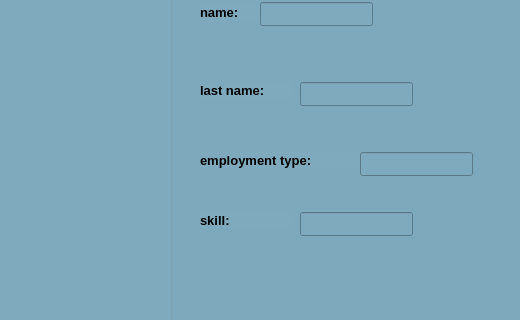
The window that viewprofile.ui (white-vessel/eyd-project) describes before a commit, drawn with Qt 5; both pictures show x 0 to 520 and y 88 to 408 of the 948 by 600 pixel window.
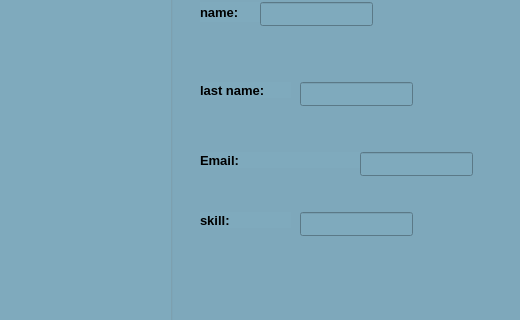
The same window after the commit. Icons and pictures are not drawn.

Patch:
```diff
--- a/viewprofile.ui
+++ b/viewprofile.ui
@@ -108,7 +108,7 @@
       </font>
      </property>
      <property name="text">
-      <string>employment type:</string>
+      <string>Email:</string>
      </property>
     </widget>
     <widget class="QLineEdit" name="lineEdit_2">
```
